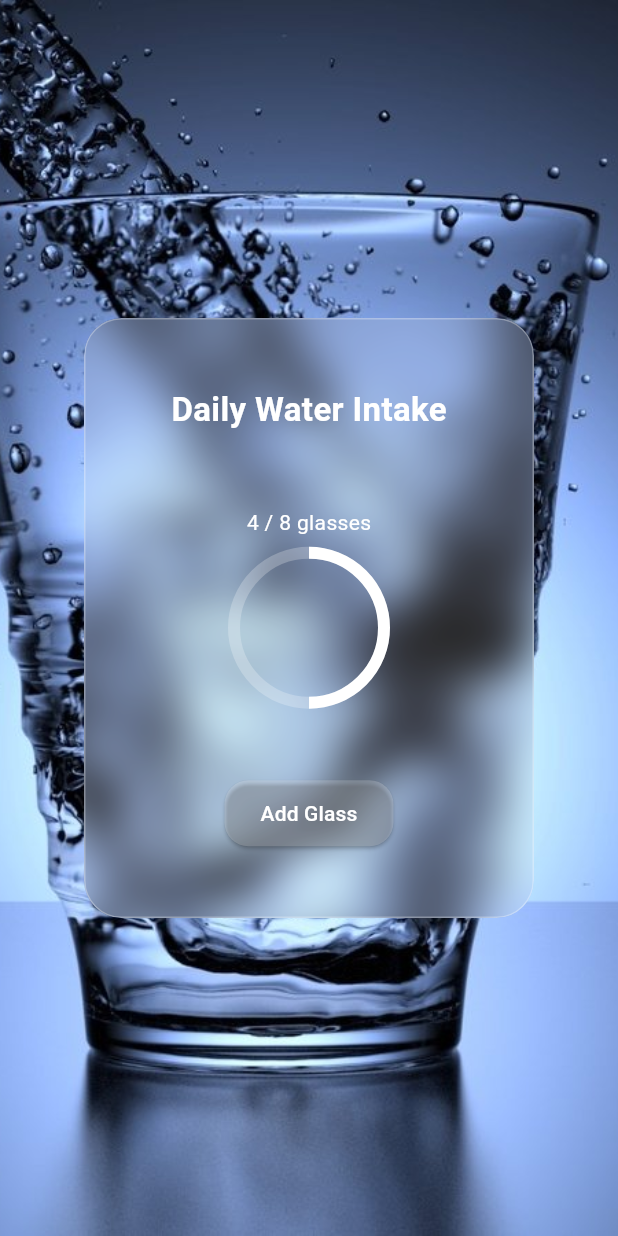
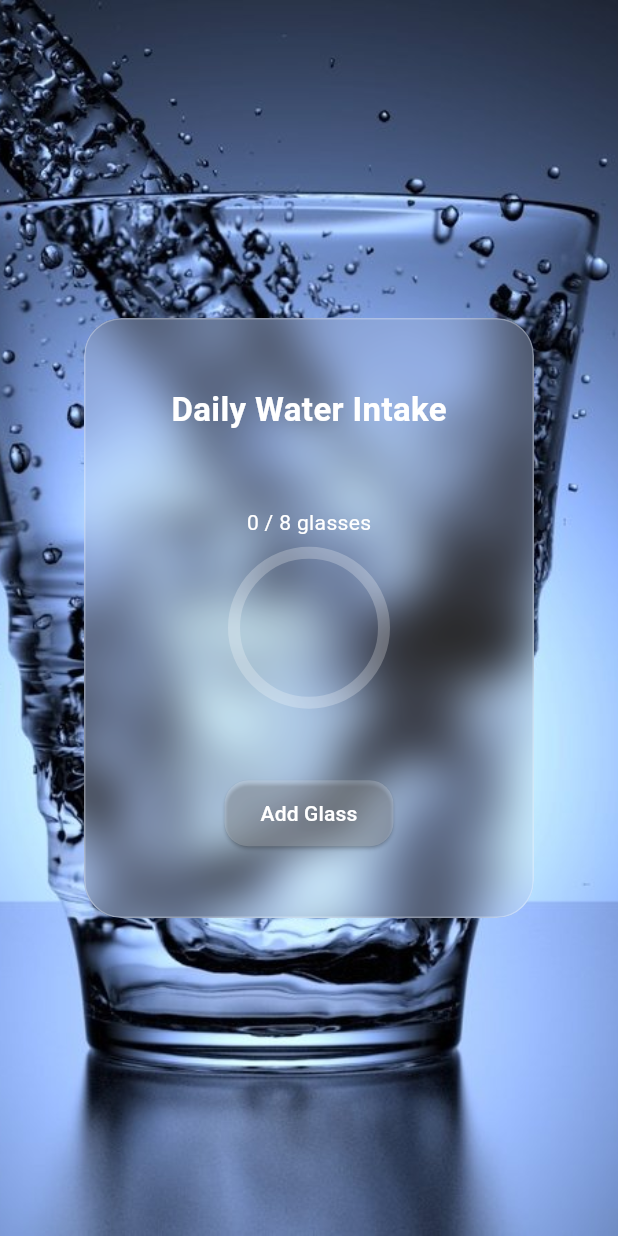
Before and after one commit to Smirthi911/flutter-glassmorphic-profile, a Flutter app: the WaterTrackerScreen screen opened directly, on a phone screen of 412 x 824 dp. Run offline on Flutter 3.47's test engine with Material 3 defaults, Android fonts, the phone set to English and light mode, and no system bars.

Commit message:
Day 7: Made water intake tracker functional with Add Glass button

```diff
--- a/lib/screens/water_tracker_screen.dart
+++ b/lib/screens/water_tracker_screen.dart
@@ -1,20 +1,38 @@
 import 'dart:ui';
 import 'package:flutter/material.dart';
 
-class WaterTrackerScreen extends StatelessWidget {
+class WaterTrackerScreen extends StatefulWidget {
   const WaterTrackerScreen({super.key});
 
   @override
+  State<WaterTrackerScreen> createState() => _WaterTrackerScreenState();
+}
+
+class _WaterTrackerScreenState extends State<WaterTrackerScreen> {
+  int glassesDrunk = 0;
+  final int goal = 8;
+
+  void _addGlass() {
+    if (glassesDrunk < goal) {
+      setState(() {
+        glassesDrunk++;
+      });
+    }
+  }
+
+  @override
   Widget build(BuildContext context) {
+    double progress = glassesDrunk / goal;
+
     return Scaffold(
       body: Stack(
         children: [
           Positioned.fill(
-  child: Image.asset(
-    'assets/water.jpg',
-    fit: BoxFit.cover,
-  ),
-),
+            child: Image.asset(
+              'assets/water.jpg',
+              fit: BoxFit.cover,
+            ),
+          ),
           Center(
             child: ClipRRect(
               borderRadius: BorderRadius.circular(25),
@@ -42,19 +60,19 @@ class WaterTrackerScreen extends StatelessWidget {
                       ),
                       Column(
                         children: [
-                          const Text(
-                            "4 / 8 glasses",
-                            style: TextStyle(color: Colors.white),
+                          Text(
+                            "$glassesDrunk / $goal glasses",
+                            style: const TextStyle(color: Colors.white),
                           ),
                           const SizedBox(height: 10),
                           SizedBox(
                             height: 100,
                             width: 100,
                             child: CircularProgressIndicator(
-                              value: 0.5,
+                              value: progress,
                               strokeWidth: 8,
                               backgroundColor: Colors.white24,
-                              valueColor: AlwaysStoppedAnimation<Color>(Colors.white),
+                              valueColor: const AlwaysStoppedAnimation<Color>(Colors.white),
                             ),
                           ),
                         ],
@@ -68,9 +86,7 @@ class WaterTrackerScreen extends StatelessWidget {
                             borderRadius: BorderRadius.circular(16),
                           ),
                         ),
-                        onPressed: () {
-                          // TODO: Add logic later
-                        },
+                        onPressed: _addGlass,
                         child: const Text("Add Glass"),
                       )
                     ],
```
